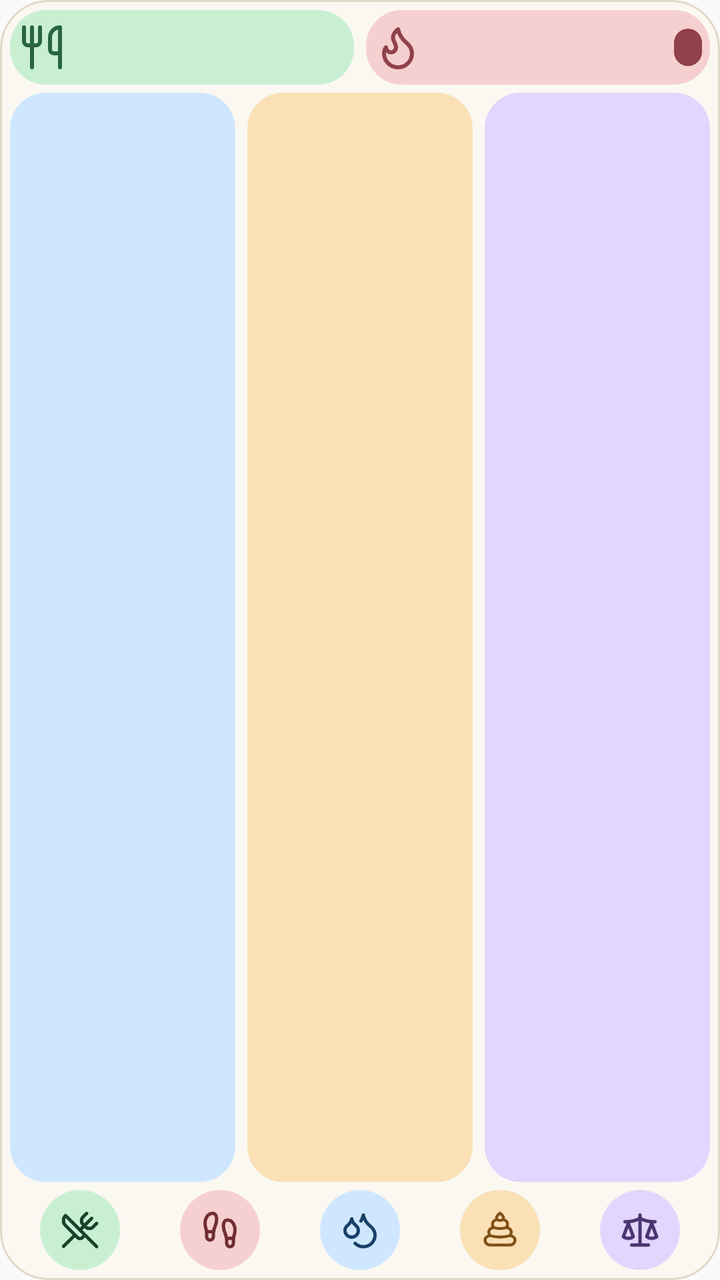
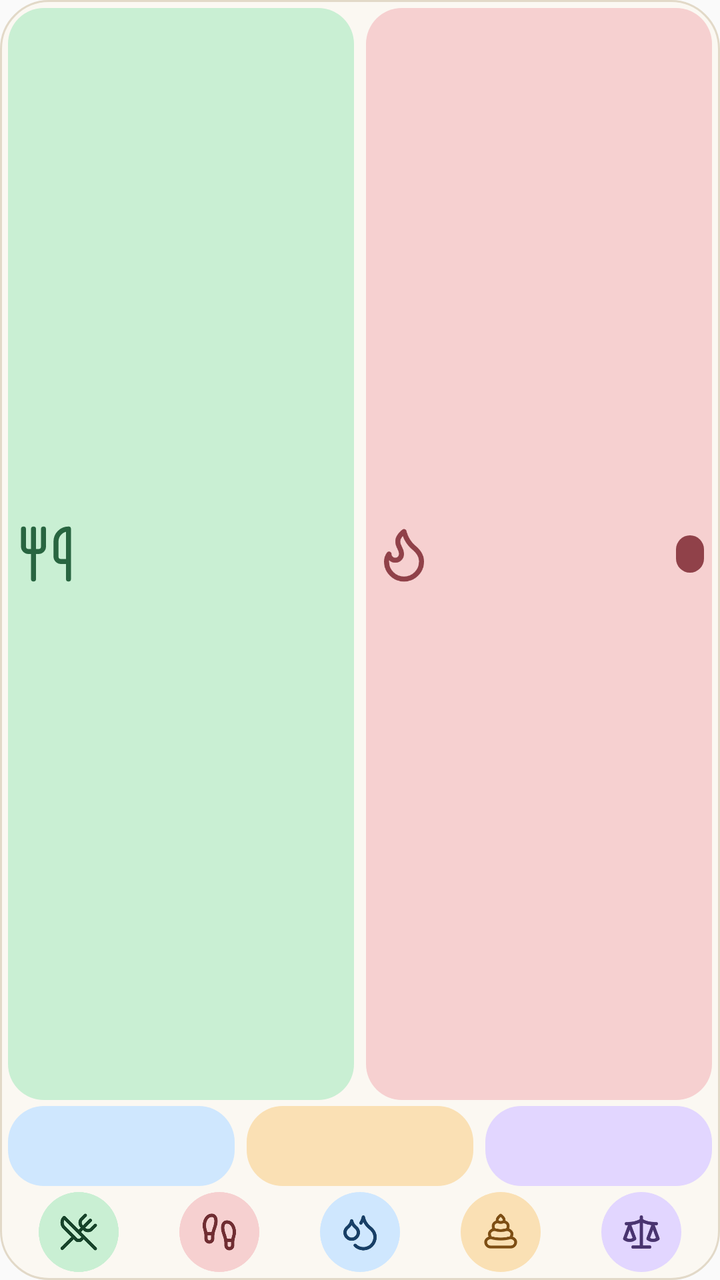

Before-and-after screenshots of an Android layout around one commit, followed by the original layout XML and the change that was made.
<!-- AndroidManifest.xml: application theme AppTheme -->
<!-- res/layout/widget_medium.xml -->
<?xml version="1.0" encoding="utf-8"?>
<LinearLayout xmlns:android="http://schemas.android.com/apk/res/android"
    android:layout_width="match_parent"
    android:layout_height="match_parent"
    android:background="@drawable/widget_surface"
    android:orientation="vertical"
    android:padding="5dp">

    
    <LinearLayout
        android:layout_width="match_parent"
        android:layout_height="wrap_content"
        android:orientation="horizontal">

        <LinearLayout
            android:id="@+id/widget_intake_card"
            style="@style/WidgetCardRow"
            android:layout_width="0dp"
            android:layout_marginEnd="6dp"
            android:layout_weight="1"
            android:background="@drawable/widget_card_intake">
            <ImageView
                    android:layout_width="24dp"
                    android:layout_height="24dp"
                    android:importantForAccessibility="no"
                    android:src="@drawable/widget_intake_icon" />
            <TextView
                android:id="@+id/widget_intake_value"
                style="@style/WidgetValueRow"
                android:textColor="#17432A" />
            <TextView
                    android:id="@+id/widget_intake_net"
                    style="@style/WidgetPill"
                    android:background="@drawable/widget_pill_surplus"
                    android:textColor="#E6F8EB"
                    android:visibility="gone" />
        </LinearLayout>

        <LinearLayout
            android:id="@+id/widget_burned_card"
            style="@style/WidgetCardRow"
            android:layout_width="0dp"
            android:layout_weight="1"
            android:background="@drawable/widget_card_burned">
            <ImageView
                    android:layout_width="24dp"
                    android:layout_height="24dp"
                    android:importantForAccessibility="no"
                    android:src="@drawable/widget_burned_icon" />
            <TextView
                android:id="@+id/widget_burned_value"
                style="@style/WidgetValueRow"
                android:textColor="#702D32" />
            <TextView
                    android:id="@+id/widget_burned_net"
                    style="@style/WidgetPill"
                    android:background="@drawable/widget_pill_deficit"
                    android:textColor="#FBE9E9" />
        </LinearLayout>
    </LinearLayout>

    <LinearLayout
        android:layout_width="match_parent"
        android:layout_height="0dp"
        android:layout_marginTop="4dp"
        android:layout_marginBottom="4dp"
        android:layout_weight="1"
        android:orientation="horizontal">

        <LinearLayout
            android:id="@+id/widget_carbs_card"
            style="@style/WidgetMacro"
            android:layout_marginEnd="6dp"
            android:background="@drawable/widget_card_carbs">
            <TextView
                android:id="@+id/widget_carbs_value"
                style="@style/WidgetMacroValueCompact"
                android:textColor="#0F3355" />
        </LinearLayout>

        <LinearLayout
            android:id="@+id/widget_protein_card"
            style="@style/WidgetMacro"
            android:layout_marginEnd="6dp"
            android:background="@drawable/widget_card_protein">
            <TextView
                android:id="@+id/widget_protein_value"
                style="@style/WidgetMacroValueCompact"
                android:textColor="#2D1E0B" />
        </LinearLayout>

        <LinearLayout
            android:id="@+id/widget_fat_card"
            style="@style/WidgetMacro"
            android:background="@drawable/widget_card_fat">
            <TextView
                android:id="@+id/widget_fat_value"
                style="@style/WidgetMacroValueCompact"
                android:textColor="#1F1636" />
        </LinearLayout>
    </LinearLayout>

    <include layout="@layout/widget_actions_five_compact" />
</LinearLayout>
<!-- res/layout/widget_actions_five_compact.xml (included above) -->
<?xml version="1.0" encoding="utf-8"?>
<LinearLayout xmlns:android="http://schemas.android.com/apk/res/android" android:layout_width="match_parent" android:layout_height="40dp" android:orientation="horizontal" android:gravity="center">
    <ImageButton android:id="@+id/widget_food" style="@style/WidgetActionCompact"
        android:src="@drawable/widget_food_icon" android:contentDescription="@string/widget_food" />
    <ImageButton android:id="@+id/widget_movement" style="@style/WidgetActionCompact"
        android:src="@drawable/widget_movement_icon" android:contentDescription="@string/widget_movement" />
    <ImageButton android:id="@+id/widget_water" style="@style/WidgetActionCompact"
        android:src="@drawable/widget_water_icon" android:contentDescription="@string/widget_water" />
    <ImageButton android:id="@+id/widget_poop" style="@style/WidgetActionCompact"
        android:src="@drawable/widget_poop_icon" android:contentDescription="@string/widget_poop" />
    <ImageButton android:id="@+id/widget_weight" style="@style/WidgetActionCompact"
        android:src="@drawable/widget_weight_icon" android:contentDescription="@string/widget_weight" />
    <ImageButton android:id="@+id/widget_custom" style="@style/WidgetActionCompact" android:visibility="gone"
        android:src="@drawable/widget_custom_icon" android:contentDescription="@string/widget_custom" />
</LinearLayout>
<!-- resources referenced by this layout -->
<resources>
  <!-- drawable widget_card_burned (drawable) -->
  <?xml version="1.0" encoding="utf-8"?>
  <shape xmlns:android="http://schemas.android.com/apk/res/android" android:shape="rectangle">
      <solid android:color="#F6D0D0" />
      <corners android:radius="18dp" />
  </shape>
  <!-- drawable widget_card_carbs (drawable) -->
  <?xml version="1.0" encoding="utf-8"?>
  <shape xmlns:android="http://schemas.android.com/apk/res/android" android:shape="rectangle">
      <solid android:color="#CFE7FE" />
      <corners android:radius="18dp" />
  </shape>
  <!-- drawable widget_card_fat (drawable) -->
  <?xml version="1.0" encoding="utf-8"?>
  <shape xmlns:android="http://schemas.android.com/apk/res/android" android:shape="rectangle">
      <solid android:color="#E2D6FF" />
      <corners android:radius="18dp" />
  </shape>
  <!-- drawable widget_card_intake (drawable) -->
  <?xml version="1.0" encoding="utf-8"?>
  <shape xmlns:android="http://schemas.android.com/apk/res/android" android:shape="rectangle">
      <solid android:color="#C9EFD3" />
      <corners android:radius="18dp" />
  </shape>
  <!-- drawable widget_card_protein (drawable) -->
  <?xml version="1.0" encoding="utf-8"?>
  <shape xmlns:android="http://schemas.android.com/apk/res/android" android:shape="rectangle">
      <solid android:color="#FAE0B4" />
      <corners android:radius="18dp" />
  </shape>
  <!-- drawable widget_pill_deficit (drawable) -->
  <?xml version="1.0" encoding="utf-8"?>
  <shape xmlns:android="http://schemas.android.com/apk/res/android" android:shape="rectangle">
      <solid android:color="#904149" />
      <corners android:radius="12dp" />
  </shape>
  <!-- drawable widget_pill_surplus (drawable) -->
  <?xml version="1.0" encoding="utf-8"?>
  <shape xmlns:android="http://schemas.android.com/apk/res/android" android:shape="rectangle">
      <solid android:color="#286540" />
      <corners android:radius="12dp" />
  </shape>
  <string name="widget_custom">Custom</string>
  <string name="widget_food">Food</string>
  <string name="widget_movement">Movement</string>
  <string name="widget_poop">Poop</string>
  <string name="widget_water">Water</string>
  <string name="widget_weight">Weight</string>
  <style name="WidgetActionCompact" parent="WidgetAction">
          <item name="android:layout_height">40dp</item>
      </style>
  <style name="WidgetCardRow" parent="WidgetCard">
          <item name="android:layout_height">wrap_content</item>
          <item name="android:layout_gravity">center_vertical</item>
          <item name="android:gravity">center_vertical</item>
          <item name="android:orientation">horizontal</item>
          <item name="android:padding">4dp</item>
      </style>
  <style name="WidgetMacroValueCompact" parent="WidgetMacroValue">
          <item name="android:textSize">12sp</item>
      </style>
  <style name="WidgetValueRow">
          <item name="android:layout_width">0dp</item>
          <item name="android:layout_height">wrap_content</item>
          <item name="android:layout_weight">1</item>
          <item name="android:gravity">center</item>
          <item name="android:singleLine">true</item>
          <item name="android:textSize">22sp</item>
          <item name="android:textStyle">bold</item>
      </style>
  <style name="AppTheme" parent="Theme.AppCompat.Light.DarkActionBar">
          
          <item name="colorPrimary">@color/colorPrimary</item>
          <item name="colorPrimaryDark">@color/colorPrimaryDark</item>
          <item name="colorAccent">@color/colorAccent</item>
      </style>
  <style name="WidgetCard">
          <item name="android:layout_height">match_parent</item>
          <item name="android:orientation">vertical</item>
          <item name="android:padding">9dp</item>
      </style>
  <!-- unchanged entries left out for length: 14 -->
</resources>

<!-- the commit's change to res/layout/widget_medium.xml (unified diff, before → after) -->
@@ -4,12 +4,14 @@
     android:layout_height="match_parent"
     android:background="@drawable/widget_surface"
     android:orientation="vertical"
-    android:padding="5dp">
+    android:padding="4dp">
 
     
     <LinearLayout
         android:layout_width="match_parent"
-        android:layout_height="wrap_content"
+        android:layout_height="0dp"
+        android:layout_marginBottom="3dp"
+        android:layout_weight="1"
         android:orientation="horizontal">
 
         <LinearLayout
@@ -20,8 +22,9 @@
             android:layout_weight="1"
             android:background="@drawable/widget_card_intake">
             <ImageView
-                    android:layout_width="24dp"
-                    android:layout_height="24dp"
+                    android:layout_width="30dp"
+                    android:layout_height="match_parent"
+                    android:scaleType="fitCenter"
                     android:importantForAccessibility="no"
                     android:src="@drawable/widget_intake_icon" />
             <TextView
@@ -43,8 +46,9 @@
             android:layout_weight="1"
             android:background="@drawable/widget_card_burned">
             <ImageView
-                    android:layout_width="24dp"
-                    android:layout_height="24dp"
+                    android:layout_width="30dp"
+                    android:layout_height="match_parent"
+                    android:scaleType="fitCenter"
                     android:importantForAccessibility="no"
                     android:src="@drawable/widget_burned_icon" />
             <TextView
@@ -61,10 +65,8 @@
 
     <LinearLayout
         android:layout_width="match_parent"
-        android:layout_height="0dp"
-        android:layout_marginTop="4dp"
-        android:layout_marginBottom="4dp"
-        android:layout_weight="1"
+        android:layout_height="40dp"
+        android:layout_marginBottom="3dp"
         android:orientation="horizontal">
 
         <LinearLayout
<!-- resource entries referenced after the edit -->
@@ -52,8 +52,7 @@
           <item name="android:layout_height">40dp</item>
       </style>
   <style name="WidgetCardRow" parent="WidgetCard">
-          <item name="android:layout_height">wrap_content</item>
-          <item name="android:layout_gravity">center_vertical</item>
+          <item name="android:layout_height">match_parent</item>
           <item name="android:gravity">center_vertical</item>
           <item name="android:orientation">horizontal</item>
           <item name="android:padding">4dp</item>
@@ -63,12 +62,17 @@
       </style>
   <style name="WidgetValueRow">
           <item name="android:layout_width">0dp</item>
-          <item name="android:layout_height">wrap_content</item>
+          <item name="android:layout_height">match_parent</item>
           <item name="android:layout_weight">1</item>
           <item name="android:gravity">center</item>
           <item name="android:singleLine">true</item>
-          <item name="android:textSize">22sp</item>
+          <item name="android:textSize">24sp</item>
           <item name="android:textStyle">bold</item>
+          
+          <item name="android:autoSizeTextType">uniform</item>
+          <item name="android:autoSizeMinTextSize">12sp</item>
+          <item name="android:autoSizeMaxTextSize">26sp</item>
+          <item name="android:autoSizeStepGranularity">1sp</item>
       </style>
   <style name="AppTheme" parent="Theme.AppCompat.Light.DarkActionBar">
           
